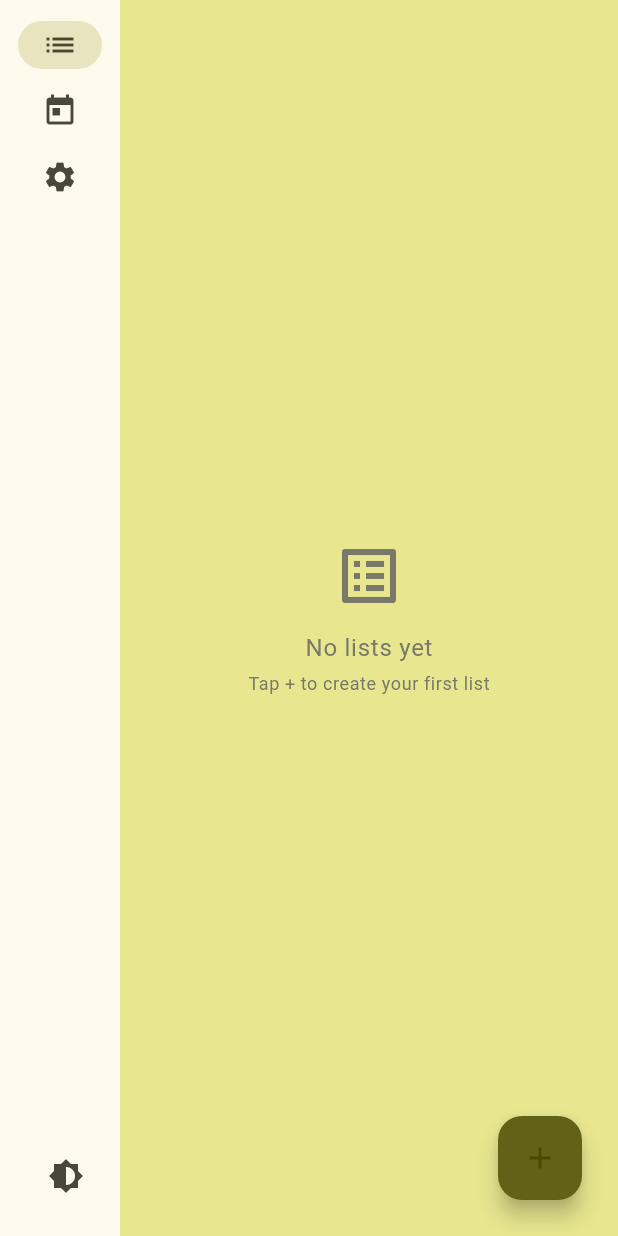
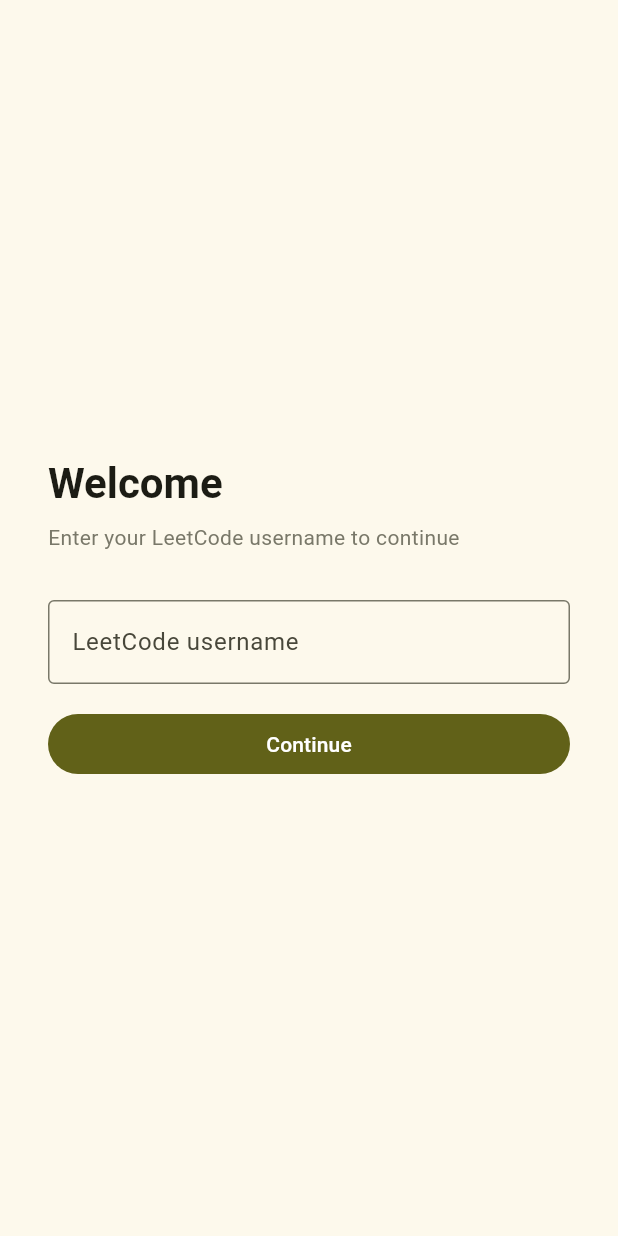
Before and after one commit to aQulionnn/leet-repeat-mobile-cross-platform, a Flutter app: the screen it shows after launch, on a phone screen of 412 x 824 dp. Run offline on Flutter 3.47's test engine with Material 3 defaults, Android fonts, the phone set to English and light mode, and no system bars; our stand-ins replace go_router, graphql_flutter, shared_preferences, sqflite; accounts and stored records are empty.

Commit message:
feat: implement LoginScreen and update routes

```diff
--- a/lib/main.dart
+++ b/lib/main.dart
@@ -2,12 +2,14 @@
 import 'package:go_router/go_router.dart';
 import 'package:leet_repeat_mobile_cross_platform/screens/due_for_review_screen.dart';
 import 'package:leet_repeat_mobile_cross_platform/screens/home_screen.dart';
+import 'package:leet_repeat_mobile_cross_platform/screens/login_screen.dart';
 import 'package:leet_repeat_mobile_cross_platform/screens/problem_list_problem_details_screen.dart';
 import 'package:leet_repeat_mobile_cross_platform/screens/problem_list_problems_screen.dart';
 import 'package:leet_repeat_mobile_cross_platform/screens/problem_lists_screen.dart';
 import 'package:leet_repeat_mobile_cross_platform/screens/settings_screen.dart';
 import 'package:leet_repeat_mobile_cross_platform/utils/theme.dart';
 import 'package:provider/provider.dart';
+import 'package:shared_preferences/shared_preferences.dart';
 
 void main() {
   WidgetsFlutterBinding.ensureInitialized();
@@ -40,7 +42,20 @@
 
 final GoRouter _router = GoRouter(
   initialLocation: '/problem-lists',
+  redirect: (context, state) async {
+    final prefs = await SharedPreferences.getInstance();
+    final username = prefs.getString('username');
+    final isLogin = state.matchedLocation == '/login';
+
+    if (username == null && !isLogin) return '/login';
+    if (username != null && isLogin) return '/problem-lists';
+    return null;
+  },
   routes: [
+    GoRoute(
+      path: '/login',
+      builder: (context, state) => const LoginScreen(),
+    ),
     ShellRoute(
       builder: (context, state, child) {
         return HomeScreen(child: child);
--- /dev/null
+++ b/lib/screens/login_screen.dart
@@ -0,0 +1,99 @@
+import 'package:flutter/material.dart';
+import 'package:go_router/go_router.dart';
+import 'package:leet_repeat_mobile_cross_platform/data/clients/leetcode_client.dart';
+import 'package:shared_preferences/shared_preferences.dart';
+
+class LoginScreen extends StatefulWidget {
+  const LoginScreen({super.key});
+
+  @override
+  State<LoginScreen> createState() => _LoginScreenState();
+}
+
+class _LoginScreenState extends State<LoginScreen> {
+  final _controller = TextEditingController();
+  final _client = LeetCodeClient();
+  bool _loading = false;
+  String? _error;
+
+  Future<void> _submit() async {
+    final username = _controller.text.trim();
+    if (username.isEmpty) return;
+
+    setState(() {
+      _loading = true;
+      _error = null;
+    });
+
+    try {
+      final profile = await _client.getUserPublicProfile(username);
+      if (profile == null) {
+        setState(() => _error = 'User not found');
+        return;
+      }
+
+      final prefs = await SharedPreferences.getInstance();
+      await prefs.setString('username', profile.username);
+
+      if (!mounted) return;
+      context.go('/problem-lists');
+    } catch (e) {
+      setState(() => _error = 'Something went wrong');
+    } finally {
+      setState(() => _loading = false);
+    }
+  }
+
+  @override
+  Widget build(BuildContext context) {
+    final cs = Theme.of(context).colorScheme;
+    final tt = Theme.of(context).textTheme;
+
+    return Scaffold(
+      body: Center(
+        child: Padding(
+          padding: const EdgeInsets.all(32),
+          child: Column(
+            mainAxisSize: MainAxisSize.min,
+            crossAxisAlignment: CrossAxisAlignment.start,
+            children: [
+              Text(
+                'Welcome',
+                style: tt.headlineMedium?.copyWith(fontWeight: FontWeight.bold),
+              ),
+              const SizedBox(height: 8),
+              Text(
+                'Enter your LeetCode username to continue',
+                style: tt.bodyMedium?.copyWith(color: cs.outline),
+              ),
+              const SizedBox(height: 32),
+              TextField(
+                controller: _controller,
+                decoration: InputDecoration(
+                  border: const OutlineInputBorder(),
+                  hintText: 'LeetCode username',
+                  errorText: _error,
+                ),
+                onSubmitted: (_) => _submit(),
+              ),
+              const SizedBox(height: 16),
+              SizedBox(
+                width: double.infinity,
+                child: FilledButton(
+                  onPressed: _loading ? null : _submit,
+                  child: _loading
+                      ? const SizedBox(
+                          width: 20,
+                          height: 20,
+                          child: CircularProgressIndicator(strokeWidth: 2),
+                        )
+                      : const Text('Continue'),
+                ),
+              ),
+            ],
+          ),
+        ),
+      ),
+    );
+  }
+}
```
